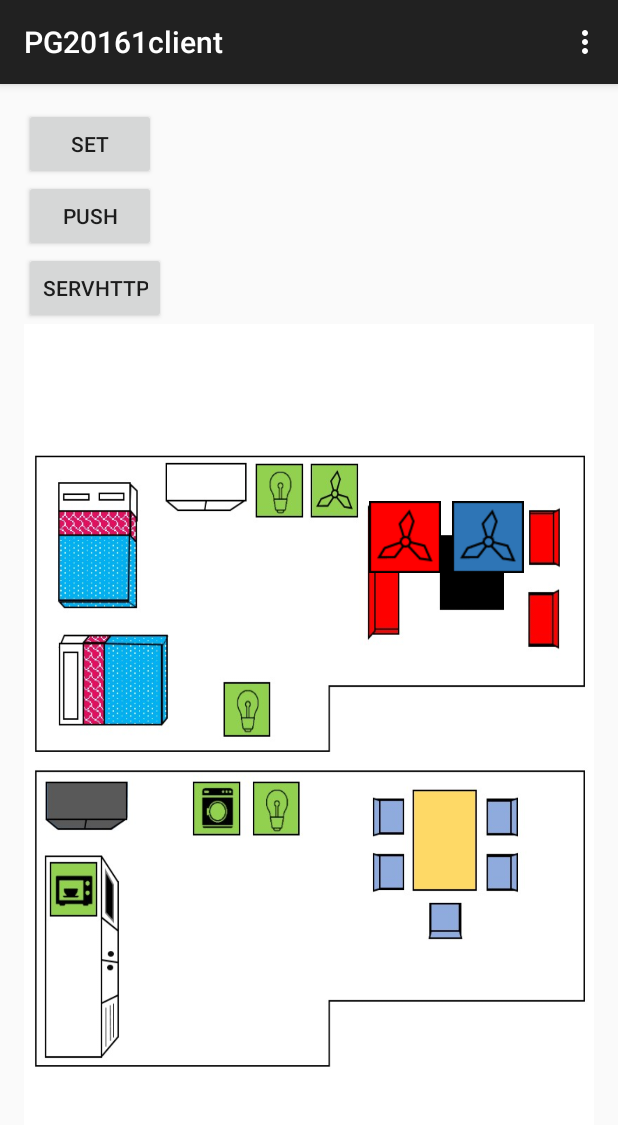
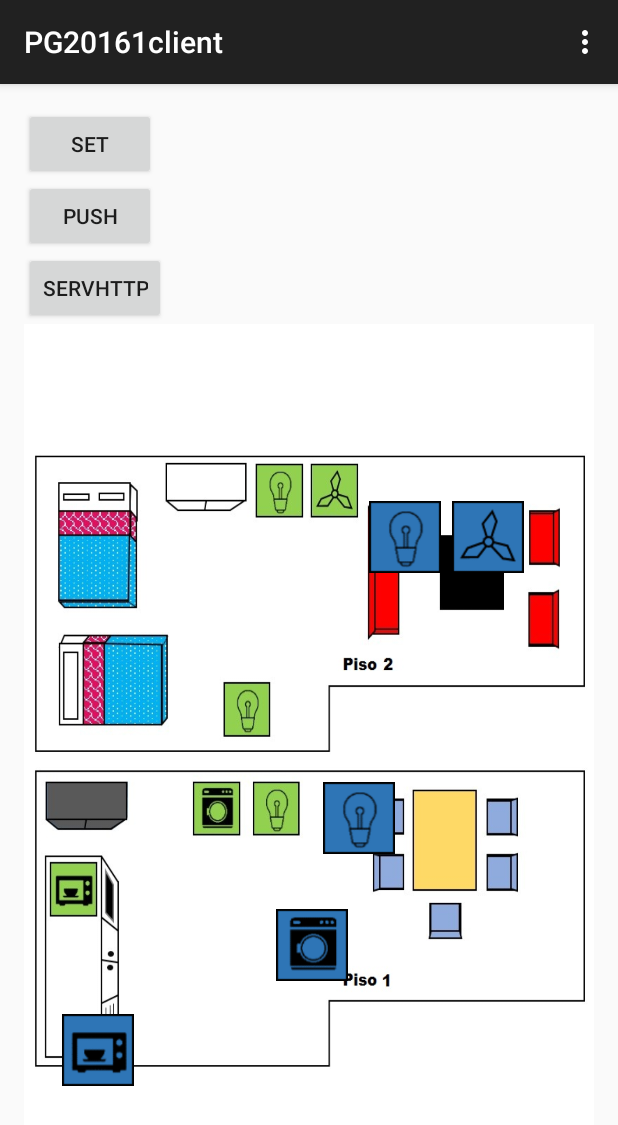
Before and after one commit to jfmolano/PG_client_201610, an Android app: the screen it shows after launch (MainActivity), on a phone screen of 412 x 824 dp. Shown: the top 1125 px of the screen. Run offline under Robolectric (Android 15) with nearby library versions, the phone set to English and light mode, and no system bars.

Commit message:
4botones y pisos
.

```diff
--- a/app/src/main/res/layout/activity_main.xml
+++ b/app/src/main/res/layout/activity_main.xml
@@ -43,7 +43,31 @@
             android:layout_width="48dp"
             android:layout_marginTop="118dp"
             android:layout_marginLeft="230dp"
-            android:background="@drawable/ventiladorr"
+            android:background="@drawable/luza"
             android:onClick="op1" />
+        <Button
+            android:id="@+id/button_o3"
+            android:layout_height="48dp"
+            android:layout_width="48dp"
+            android:layout_marginTop="305dp"
+            android:layout_marginLeft="199dp"
+            android:background="@drawable/luza"
+            android:onClick="op3" />
+        <Button
+            android:id="@+id/button_o4"
+            android:layout_height="48dp"
+            android:layout_width="48dp"
+            android:layout_marginTop="460dp"
+            android:layout_marginLeft="25dp"
+            android:background="@drawable/hornoa"
+            android:onClick="op4" />
+        <Button
+            android:id="@+id/button_o5"
+            android:layout_height="48dp"
+            android:layout_width="48dp"
+            android:layout_marginTop="390dp"
+            android:layout_marginLeft="168dp"
+            android:background="@drawable/lavadoraa"
+            android:onClick="op5" />
     </RelativeLayout>
 </LinearLayout>
```
Also changed, not shown: app/src/main/java/com/uniandes/jfm/pg20161client/MainActivity.java (+126 -6 lines), app/src/main/res/drawable/hornoa.png (added), app/src/main/res/drawable/hornor.png (added), app/src/main/res/drawable/hornov.png (added), app/src/main/res/drawable/interfazcasa.jpg, app/src/main/res/drawable/lavadoraa.png (added), app/src/main/res/drawable/lavadorar.png (added), app/src/main/res/drawable/lavadorav.png (added), app/src/main/res/drawable/luza.png (added), app/src/main/res/drawable/luzr.png (added), app/src/main/res/drawable/luzv.png (added).
